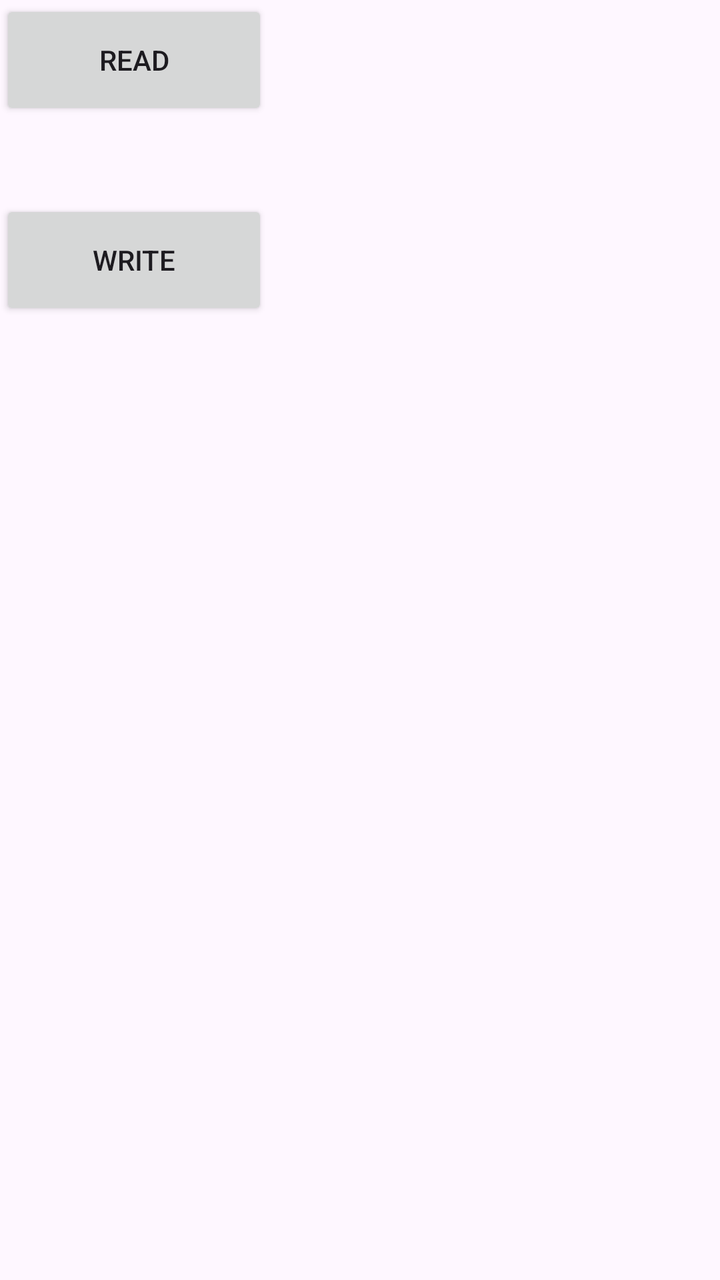
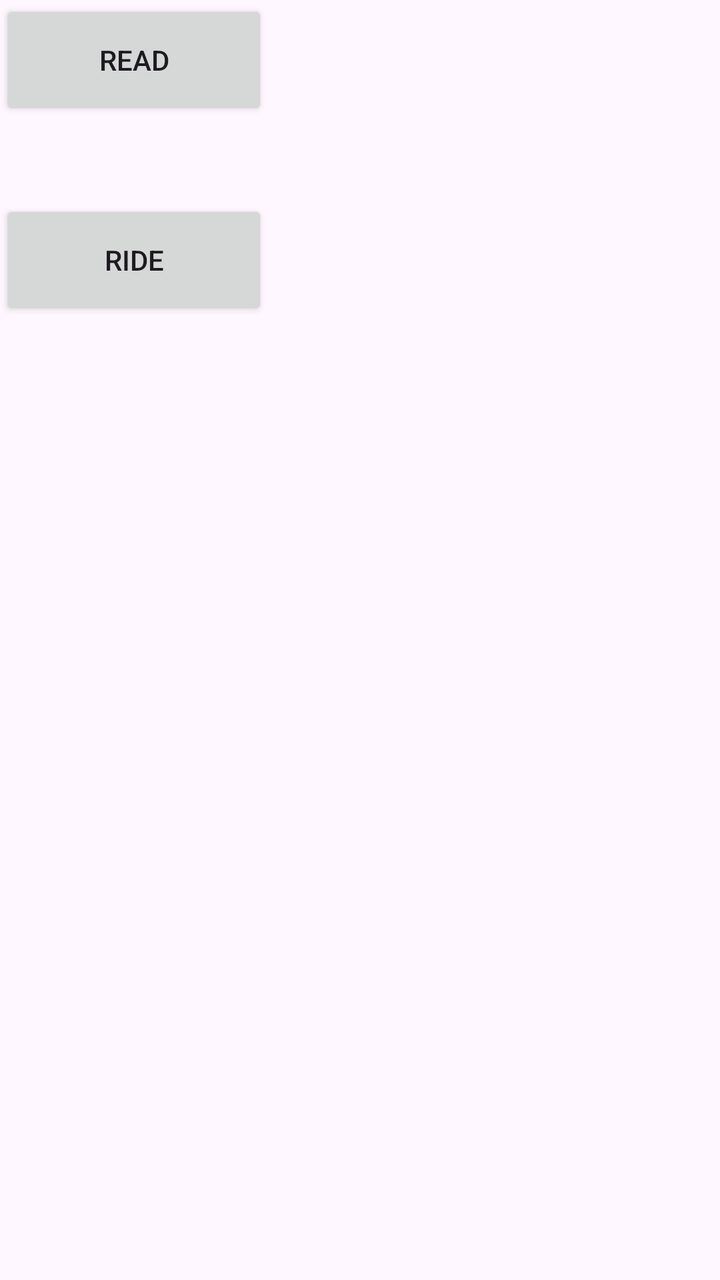

Two renders of the same Android screen: before a commit and after it. Below are the layout's source before the change and the commit's diff.
<!-- AndroidManifest.xml: activity theme Theme.SDK -->
<!-- res/layout/activity_main.xml -->
<?xml version="1.0" encoding="utf-8"?>
<RelativeLayout xmlns:android="http://schemas.android.com/apk/res/android"
    xmlns:app="http://schemas.android.com/apk/res-auto"
    xmlns:tools="http://schemas.android.com/tools"
    android:layout_width="match_parent"
    android:layout_height="match_parent"
    android:fitsSystemWindows="true"
    tools:context=".MainActivity">


    <Button
        android:id="@+id/read"
        android:layout_width="134dp"
        android:layout_height="60dp"
        android:text="Read" />

    <Button
        android:id="@+id/write"
        android:layout_marginTop="100dp"
        android:layout_width="134dp"
        android:layout_height="60dp"
        android:text="Write" />
</RelativeLayout>
<!-- resources referenced by this layout -->
<resources>
  <style name="Theme.SDK" parent="Base.Theme.SDK" />
  <style name="Base.Theme.SDK" parent="Theme.Material3.DayNight.NoActionBar">
          
          
      </style>
</resources>

<!-- the commit's change to res/layout/activity_main.xml (unified diff, before → after) -->
@@ -15,9 +15,9 @@
         android:text="Read" />
 
     <Button
-        android:id="@+id/write"
+        android:id="@+id/ride"
         android:layout_marginTop="100dp"
         android:layout_width="134dp"
         android:layout_height="60dp"
-        android:text="Write" />
+        android:text="Ride" />
 </RelativeLayout>
